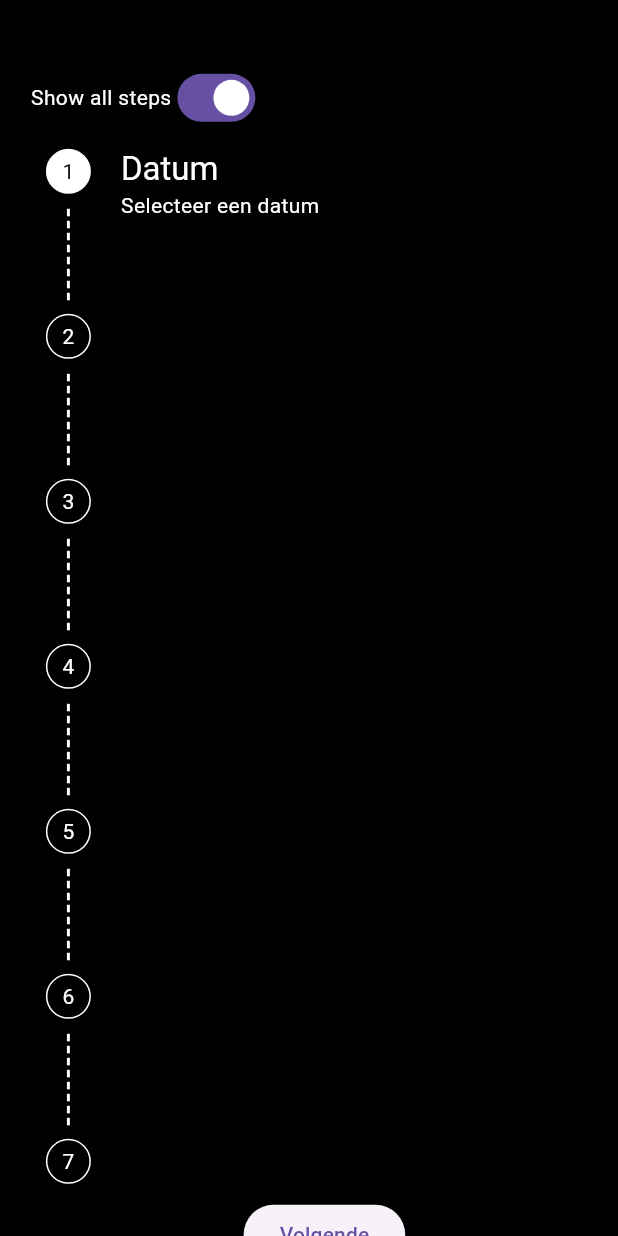
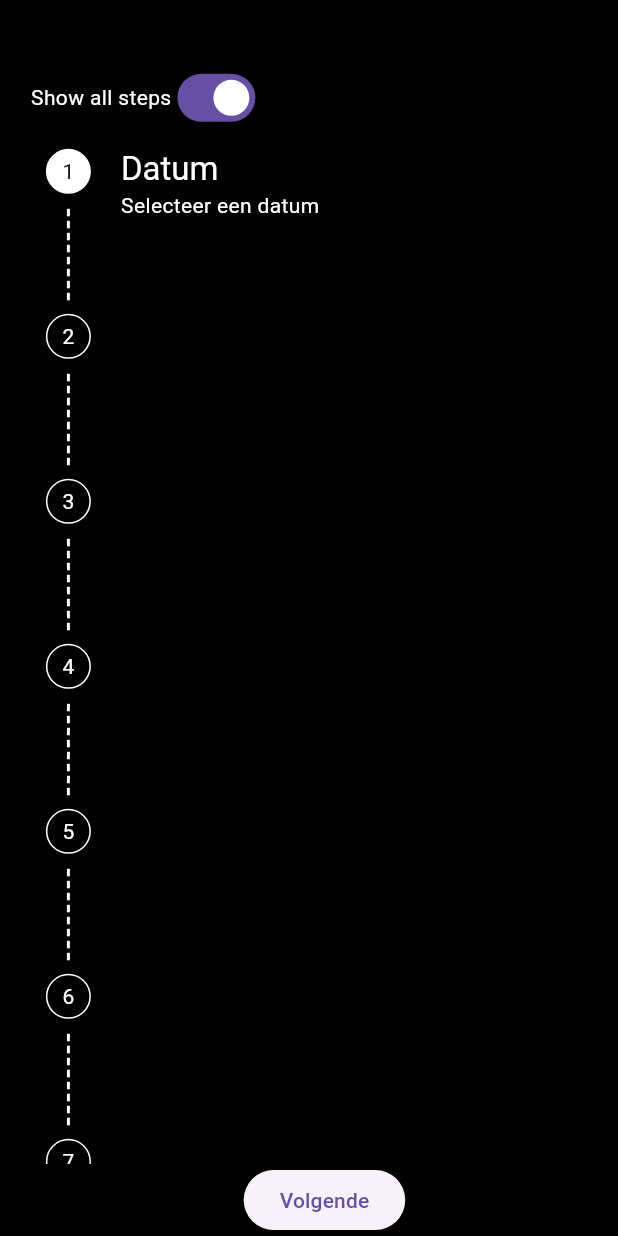
Before and after one commit to Iconica-Development/flutter_stepper, a Flutter app: the screen it shows after launch, on a phone screen of 412 x 824 dp. Run offline on Flutter 3.47's test engine with Material 3 defaults, Android fonts, the phone set to English and light mode, and no system bars.

Commit message:
fix: fix layout issues which failed the test

```diff
--- a/example/lib/main.dart
+++ b/example/lib/main.dart
@@ -49,7 +49,7 @@ class _StepperDemoState extends State<StepperDemo> {
                 ],
               ),
               if (_showAllSteps) ...[
-                const VerticalSinglePageStepper(),
+                const Expanded(child: VerticalSinglePageStepper()),
               ] else ...[
                 const VerticalMultiPageStepper(),
               ],
--- a/example/lib/vertical_single.dart
+++ b/example/lib/vertical_single.dart
@@ -19,8 +19,8 @@ class _VerticalSinglePageStepperState extends State<VerticalSinglePageStepper> {
   @override
   Widget build(BuildContext context) => Column(
         children: [
-          SingleChildScrollView(
-            scrollDirection: Axis.vertical,
+          Expanded(
+            child: SingleChildScrollView(
               child: MultiStepperView(
                 showOnlyCurrentStep: true,
                 theme: StepperTheme(
@@ -62,13 +62,15 @@ class _VerticalSinglePageStepperState extends State<VerticalSinglePageStepper> {
                       children: [
                         Text(
                           'Datum',
-                        style: Theme.of(context).textTheme.titleLarge?.copyWith(
+                          style:
+                              Theme.of(context).textTheme.titleLarge?.copyWith(
                                     color: Colors.white,
                                   ),
                         ),
                         Text(
                           'Selecteer een datum',
-                        style: Theme.of(context).textTheme.bodyMedium?.copyWith(
+                          style:
+                              Theme.of(context).textTheme.bodyMedium?.copyWith(
                                     color: Colors.white,
                                   ),
                         ),
@@ -82,13 +84,15 @@ class _VerticalSinglePageStepperState extends State<VerticalSinglePageStepper> {
                       children: [
                         Text(
                           'Tijd',
-                        style: Theme.of(context).textTheme.titleLarge?.copyWith(
+                          style:
+                              Theme.of(context).textTheme.titleLarge?.copyWith(
                                     color: Colors.white,
                                   ),
                         ),
                         Text(
                           'Selecteer een tijd',
-                        style: Theme.of(context).textTheme.bodyMedium?.copyWith(
+                          style:
+                              Theme.of(context).textTheme.bodyMedium?.copyWith(
                                     color: Colors.white,
                                   ),
                         ),
@@ -187,6 +191,7 @@ class _VerticalSinglePageStepperState extends State<VerticalSinglePageStepper> {
                 ],
               ),
             ),
+          ),
           // button to go to next step
           ElevatedButton(
             onPressed: () {
--- a/lib/src/models/stepper_theme.dart
+++ b/lib/src/models/stepper_theme.dart
@@ -25,6 +25,7 @@ class StepperTheme {
     this.useDashedLine = false,
     this.activeLineColor,
     this.hideStepWhenDone = false,
+    this.stepAlignment = CrossAxisAlignment.center,
   });
 
   /// The padding between the start of the line and the stepper indicator.
@@ -78,4 +79,7 @@ class StepperTheme {
 
   /// scroll the completed steps up
   final bool hideStepWhenDone;
+
+  /// Alignment of steps in the column of steps
+  final CrossAxisAlignment stepAlignment;
 }
--- a/lib/src/stepper.dart
+++ b/lib/src/stepper.dart
@@ -232,26 +232,21 @@ class _SinglePageStepper extends StatelessWidget {
   final int currentIndex;
 
   @override
-  Widget build(BuildContext context) {
-    Widget expandIndicators(Widget child) =>
-        showOnlyCurrentStep ? child : Expanded(child: child);
-
-    return Row(
+  Widget build(BuildContext context) => Row(
         crossAxisAlignment: CrossAxisAlignment.start,
         children: [
           ScrollConfiguration(
-          behavior: ScrollConfiguration.of(context).copyWith(scrollbars: false),
+            behavior:
+                ScrollConfiguration.of(context).copyWith(scrollbars: false),
             child: SingleChildScrollView(
               physics: const NeverScrollableScrollPhysics(),
-            child: expandIndicators(
-              _StepperLine(
+              child: _StepperLine(
                 steps: steps,
                 stepperTheme: stepperTheme,
                 currentIndex: currentIndex,
                 isZeroIndexed: isZeroIndexed,
                 linePadding: linePadding,
                 showOnlyCurrentStep: showOnlyCurrentStep,
-              ),
               ),
             ),
           ),
@@ -267,7 +262,6 @@ class _SinglePageStepper extends StatelessWidget {
           ],
         ],
       );
-  }
 }
 
 class _StepperLine extends StatelessWidget {
@@ -289,9 +283,6 @@ class _StepperLine extends StatelessWidget {
 
   @override
   Widget build(BuildContext context) {
-    Widget expandIndicators(Widget child) =>
-        showOnlyCurrentStep ? child : Expanded(child: child);
-
     Widget dashedLine(Color lineColor) => Expanded(
           child: CustomPaint(
             painter: VerticalDashedLinePainter(
@@ -312,6 +303,7 @@ class _StepperLine extends StatelessWidget {
         );
 
     return Column(
+      crossAxisAlignment: stepperTheme.stepAlignment,
       children: List.generate(
         steps.length,
         (index) {
@@ -377,7 +369,6 @@ class _StepperLine extends StatelessWidget {
                     ],
                   ),
                 ),
-                expandIndicators(
                 _StepContent(
                   stepperTheme: stepperTheme,
                   showOnlyCurrentStep: showOnlyCurrentStep,
@@ -388,7 +379,6 @@ class _StepperLine extends StatelessWidget {
                       currentIndex > index && stepperTheme.hideStepWhenDone
                           ? 40
                           : stepperTheme.emptyHeight,
-                  ),
                 ),
               ],
             ),
```
Lines whose indentation alone changed are shown as unchanged.
